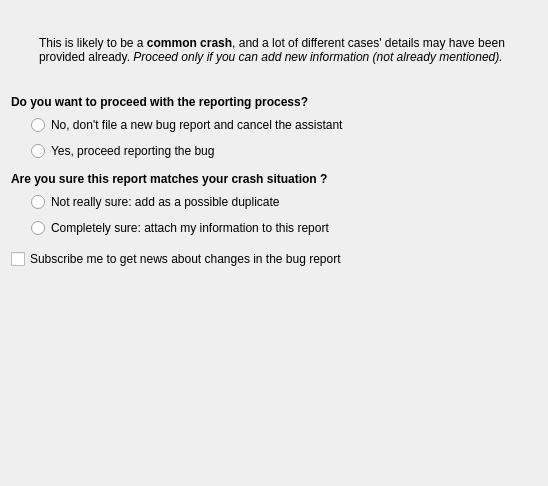
Above: drkonqi/ui/assistantpage_bugzilla_duplicates_dialog_confirmation.ui from KDE/kde-runtime before the change. Below: the same form after it.
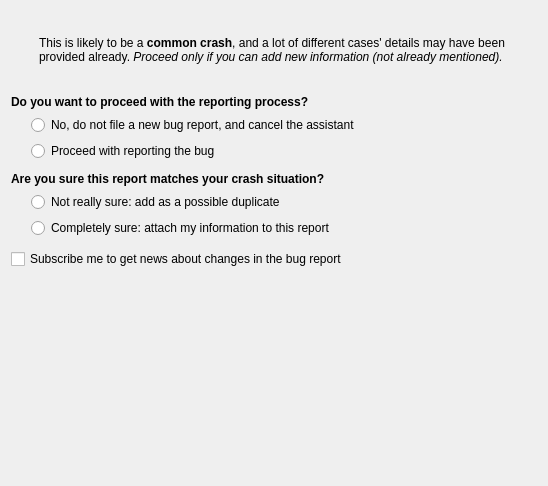
That is the form after the change.

```diff
--- a/drkonqi/ui/assistantpage_bugzilla_duplicates_dialog_confirmation.ui
+++ b/drkonqi/ui/assistantpage_bugzilla_duplicates_dialog_confirmation.ui
@@ -139,7 +139,7 @@
        <item>
         <widget class="QRadioButton" name="proceedRadioNo">
          <property name="text">
-          <string>No, don't file a new bug report and cancel the assistant</string>
+          <string>No, do not file a new bug report, and cancel the assistant</string>
          </property>
          <attribute name="buttonGroup">
           <string>buttonGroupProceedQuestion</string>
@@ -149,7 +149,7 @@
        <item>
         <widget class="QRadioButton" name="proceedRadioYes">
          <property name="text">
-          <string>Yes, proceed reporting the bug</string>
+          <string>Proceed with reporting the bug</string>
          </property>
          <attribute name="buttonGroup">
           <string>buttonGroupProceedQuestion</string>
@@ -179,7 +179,7 @@
    <item>
     <widget class="QLabel" name="areYouSureLabel">
      <property name="text">
-      <string>&lt;strong&gt;Are you sure this report matches your crash situation ?&lt;/strong&gt;</string>
+      <string>&lt;strong&gt;Are you sure this report matches your crash situation?&lt;/strong&gt;</string>
      </property>
     </widget>
    </item>
```
